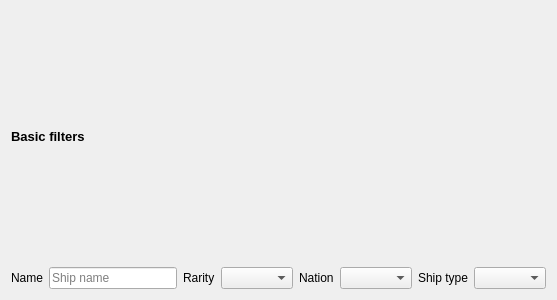
Qt form azuriris/ui/ui/shipfu_basic_filter.ui (Sugihiru/Azur-Iris) before a commit.
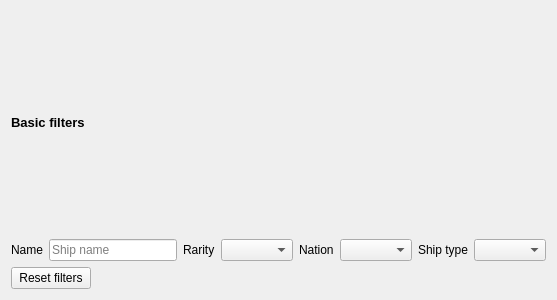
The same form after that commit.

Commit message: Reset filters button

```diff
--- a/azuriris/ui/ui/shipfu_basic_filter.ui
+++ b/azuriris/ui/ui/shipfu_basic_filter.ui
@@ -6,7 +6,7 @@
    <rect>
     <x>0</x>
     <y>0</y>
-    <width>400</width>
+    <width>544</width>
     <height>300</height>
    </rect>
   </property>
@@ -111,6 +111,32 @@
      </property>
     </widget>
    </item>
+   <item row="0" column="1">
+    <spacer name="horizontalSpacer">
+     <property name="orientation">
+      <enum>Qt::Horizontal</enum>
+     </property>
+     <property name="sizeHint" stdset="0">
+      <size>
+       <width>40</width>
+       <height>20</height>
+      </size>
+     </property>
+    </spacer>
+   </item>
+   <item row="2" column="0">
+    <widget class="QPushButton" name="resetFiltersPushButton">
+     <property name="sizePolicy">
+      <sizepolicy hsizetype="Fixed" vsizetype="Fixed">
+       <horstretch>0</horstretch>
+       <verstretch>0</verstretch>
+      </sizepolicy>
+     </property>
+     <property name="text">
+      <string>Reset filters</string>
+     </property>
+    </widget>
+   </item>
   </layout>
  </widget>
  <resources/>
```
Left out of the diff: 13 changed lines with no effect on the pictures. The commit also changes 5 other files.
